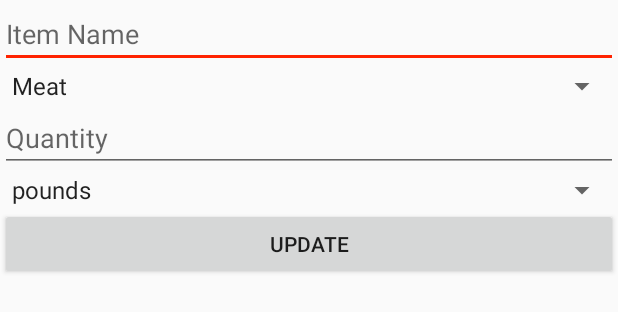
After one commit to biancakris/CST438_Project_Personal_Recipe_Finder, an Android app: the layout update_item_dialog.xml on its own in the app's theme, with its tools: preview values and no code run, on a phone screen of 412 x 824 dp. The commit adds this screen. Shown: the top 312 px of the screen. Run offline under Robolectric (Android 15) with nearby library versions, the phone set to English and light mode, and no system bars.

Commit message:
items can me updated

```diff
--- /dev/null
+++ b/app/src/main/res/layout/update_item_dialog.xml
@@ -0,0 +1,41 @@
+<?xml version="1.0" encoding="utf-8"?>
+<LinearLayout
+    xmlns:android="http://schemas.android.com/apk/res/android" android:layout_width="match_parent"
+    android:layout_height="match_parent"
+    android:orientation="vertical">
+
+    <EditText
+        android:id="@+id/editTextName"
+        android:layout_width="match_parent"
+        android:layout_height="wrap_content"
+        android:ems="10"
+        android:hint="Item Name"
+        android:inputType="textPersonName" />
+
+    <Spinner
+        android:id="@+id/spinnerType"
+        android:layout_width="match_parent"
+        android:layout_height="wrap_content"
+        android:entries="@array/item_types" />
+
+    <EditText
+        android:id="@+id/editTextQuantity"
+        android:layout_width="match_parent"
+        android:layout_height="wrap_content"
+        android:ems="10"
+        android:hint="Quantity"
+        android:inputType="numberDecimal" />
+
+    <Spinner
+        android:id="@+id/spinnerUnit"
+        android:layout_width="match_parent"
+        android:layout_height="wrap_content"
+        android:entries="@array/item_units" />
+
+    <Button
+        android:id="@+id/buttonUpdate"
+        android:layout_width="match_parent"
+        android:layout_height="wrap_content"
+        android:text="Update" />
+
+</LinearLayout>
--- a/app/src/main/res/values/strings.xml
+++ b/app/src/main/res/values/strings.xml
@@ -1,3 +1,11 @@
 <resources>
     <string name="app_name">Chews</string>
+    <array name="item_types">
+        <item>Meat</item>
+        <item>Dairy</item>
+    </array>
+    <array name="item_units">
+        <item>pounds</item>
+        <item>gallons</item>
+    </array>
 </resources>
```
Also changed, not shown: app/src/main/java/edu/csumb/abmedina/cst438_project_personal_recipe_finder/Admin.java (+90 -0 lines).
